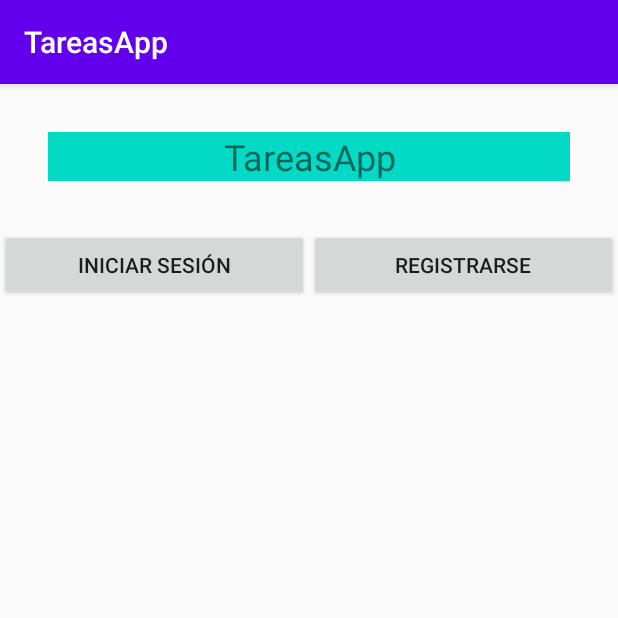
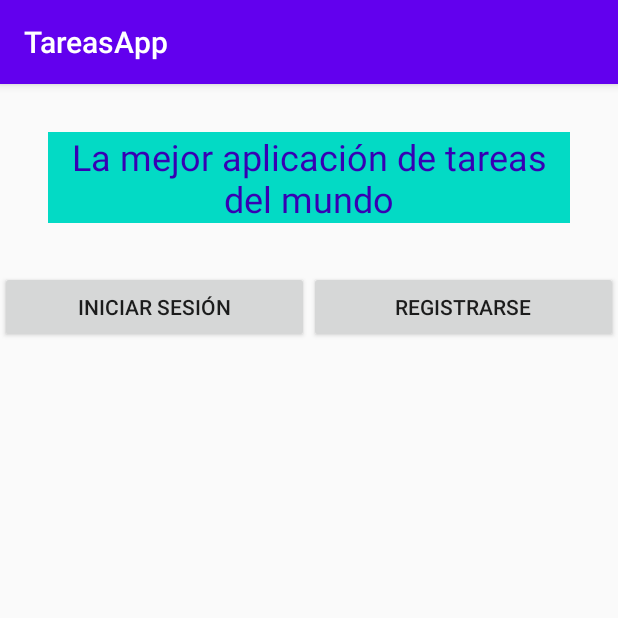
Before and after one commit to geermank/et-programacion-android-3009, an Android app: the screen it shows after launch (WelcomeActivity), on a phone screen of 412 x 824 dp, the top half of it. Run offline under Robolectric (Android 15) with nearby library versions, the phone set to English and light mode, and no system bars.

Commit message:
Clase 2, parte 2

```diff
--- a/app/src/main/java/com/german/tareasapp/WelcomeActivity.java
+++ b/app/src/main/java/com/german/tareasapp/WelcomeActivity.java
@@ -1,22 +1,28 @@
 package com.german.tareasapp;
 
 import androidx.appcompat.app.AppCompatActivity;
+import androidx.core.content.ContextCompat;
 
 import android.content.Intent;
 import android.os.Bundle;
 import android.view.View;
 import android.widget.Button;
+import android.widget.TextView;
 
 public class WelcomeActivity extends AppCompatActivity {
-
-    private Button btnLogin;
 
     @Override
     protected void onCreate(Bundle savedInstanceState) {
         super.onCreate(savedInstanceState);
         setContentView(R.layout.activity_welcome);
 
-        btnLogin = findViewById(R.id.btn_login);
+        TextView tvAppName = findViewById(R.id.tv_app_name);
+        // getString(R.string.mensaje_bienvenida)
+        tvAppName.setText(R.string.mensaje_bienvenida);
+
+        tvAppName.setTextColor(ContextCompat.getColor(this, R.color.colorPrimaryDark));
+
+        Button btnLogin = findViewById(R.id.btn_login);
         btnLogin.setOnClickListener(new View.OnClickListener() {
             @Override
             public void onClick(View v) {
--- a/app/src/main/res/layout/activity_welcome.xml
+++ b/app/src/main/res/layout/activity_welcome.xml
@@ -8,6 +8,7 @@
     tools:context=".WelcomeActivity">
 
     <TextView
+        android:id="@+id/tv_app_name"
         android:layout_width="match_parent"
         android:layout_height="wrap_content"
         android:text="@string/app_name"
```
